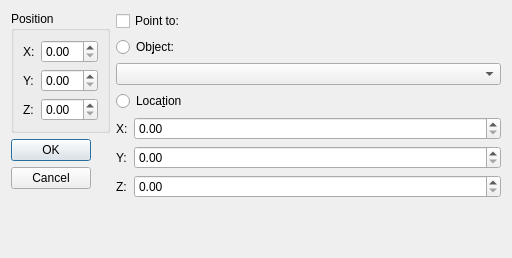
Qt form qtfred/ui/ObjectOrientationDialog.ui (scp-fs2open/fs2open.github.com) before a commit.
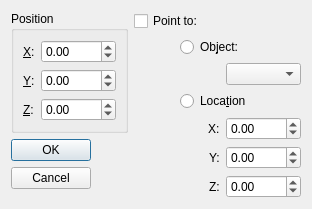
The same form after that commit.

Commit message: Add Object orientation and location editor

The edit to the form file:
```diff
--- a/qtfred/ui/ObjectOrientationDialog.ui
+++ b/qtfred/ui/ObjectOrientationDialog.ui
@@ -1,19 +1,28 @@
 <?xml version="1.0" encoding="UTF-8"?>
 <ui version="4.0">
- <class>Dialog</class>
- <widget class="QDialog" name="Dialog">
+ <class>fso::fred::dialogs::ObjectOrientEditorDialog</class>
+ <widget class="QDialog" name="fso::fred::dialogs::ObjectOrientEditorDialog">
+  <property name="windowModality">
+   <enum>Qt::WindowModal</enum>
+  </property>
+  <property name="enabled">
+   <bool>true</bool>
+  </property>
   <property name="geometry">
    <rect>
     <x>0</x>
     <y>0</y>
-    <width>512</width>
-    <height>258</height>
+    <width>515</width>
+    <height>272</height>
    </rect>
   </property>
   <property name="windowTitle">
    <string>Dialog</string>
   </property>
   <layout class="QGridLayout" name="gridLayout">
+   <property name="sizeConstraint">
+    <enum>QLayout::SetFixedSize</enum>
+   </property>
    <item row="0" column="0">
     <layout class="QVBoxLayout" name="verticalLayout_2">
      <item>
@@ -29,34 +38,67 @@
        </property>
        <layout class="QGridLayout" name="gridLayout_2">
         <item row="1" column="1">
-         <widget class="QDoubleSpinBox" name="doubleSpinBox_2"/>
+         <widget class="QDoubleSpinBox" name="position_y">
+          <property name="minimum">
+           <double>-9999.000000000000000</double>
+          </property>
+          <property name="maximum">
+           <double>9999.000000000000000</double>
+          </property>
+          <property name="value">
+           <double>0.000000000000000</double>
+          </property>
+         </widget>
         </item>
         <item row="0" column="1">
-         <widget class="QDoubleSpinBox" name="doubleSpinBox"/>
+         <widget class="QDoubleSpinBox" name="position_x">
+          <property name="minimum">
+           <double>-9999.000000000000000</double>
+          </property>
+          <property name="maximum">
+           <double>9999.000000000000000</double>
+          </property>
+         </widget>
         </item>
         <item row="1" column="0">
          <widget class="QLabel" name="label_2">
           <property name="text">
-           <string>Y:</string>
+           <string>&amp;Y:</string>
+          </property>
+          <property name="buddy">
+           <cstring>position_y</cstring>
           </property>
          </widget>
         </item>
         <item row="0" column="0">
          <widget class="QLabel" name="label">
           <property name="text">
-           <string>X:</string>
+           <string>&amp;X:</string>
+          </property>
+          <property name="buddy">
+           <cstring>position_x</cstring>
           </property>
          </widget>
         </item>
         <item row="2" column="0">
          <widget class="QLabel" name="label_3">
           <property name="text">
-           <string>Z:</string>
+           <string>&amp;Z:</string>
+          </property>
+          <property name="buddy">
+           <cstring>position_z</cstring>
           </property>
          </widget>
         </item>
         <item row="2" column="1">
-         <widget class="QDoubleSpinBox" name="doubleSpinBox_3"/>
+         <widget class="QDoubleSpinBox" name="position_z">
+          <property name="minimum">
+           <double>-9999.000000000000000</double>
+          </property>
+          <property name="maximum">
+           <double>9999.000000000000000</double>
+          </property>
+         </widget>
         </item>
        </layout>
       </widget>
@@ -77,64 +119,153 @@
     </layout>
    </item>
    <item row="0" column="1">
-    <layout class="QVBoxLayout" name="verticalLayout">
-     <item>
-      <widget class="QCheckBox" name="checkBox">
-       <property name="text">
-        <string>Point to:</string>
+    <layout class="QGridLayout" name="gridLayout_3" columnstretch="0,0,0">
+     <item row="1" column="0">
+      <spacer name="horizontalSpacer">
+       <property name="orientation">
+        <enum>Qt::Horizontal</enum>
        </property>
+       <property name="sizeType">
+        <enum>QSizePolicy::Fixed</enum>
+       </property>
+       <property name="sizeHint" stdset="0">
+        <size>
+         <width>40</width>
+         <height>20</height>
+        </size>
+       </property>
+      </spacer>
+     </item>
+     <item row="2" column="1">
+      <spacer name="horizontalSpacer_2">
+       <property name="orientation">
+        <enum>Qt::Horizontal</enum>
+       </property>
+       <property name="sizeType">
+        <enum>QSizePolicy::Fixed</enum>
+       </property>
+       <property name="sizeHint" stdset="0">
+        <size>
+         <width>40</width>
+         <height>20</height>
+        </size>
+       </property>
+      </spacer>
+     </item>
+     <item row="5" column="2">
+      <widget class="QDoubleSpinBox" name="location_x">
+       <property name="sizePolicy">
+        <sizepolicy hsizetype="Fixed" vsizetype="Fixed">
+         <horstretch>0</horstretch>
+         <verstretch>0</verstretch>
+        </sizepolicy>
+       </property>
+       <property name="minimum">
+        <double>-9999.000000000000000</double>
+       </property>
+       <property name="maximum">
+        <double>9999.000000000000000</double>
+       </property>
       </widget>
      </item>
-     <item>
-      <widget class="QRadioButton" name="radioButton">
-       <property name="text">
-        <string>Ob&amp;ject:</string>
+     <item row="6" column="2">
+      <widget class="QDoubleSpinBox" name="location_y">
+       <property name="sizePolicy">
+        <sizepolicy hsizetype="Fixed" vsizetype="Fixed">
+         <horstretch>0</horstretch>
+         <verstretch>0</verstretch>
+        </sizepolicy>
        </property>
+       <property name="minimum">
+        <double>-9999.000000000000000</double>
+       </property>
+       <property name="maximum">
+        <double>9999.000000000000000</double>
+       </property>
       </widget>
      </item>
-     <item>
-      <widget class="QComboBox" name="comboBox"/>
+     <item row="7" column="2">
+      <widget class="QDoubleSpinBox" name="location_z">
+       <property name="sizePolicy">
+        <sizepolicy hsizetype="Fixed" vsizetype="Fixed">
+         <horstretch>0</horstretch>
+         <verstretch>0</verstretch>
+        </sizepolicy>
+       </property>
+       <property name="minimum">
+        <double>-9999.000000000000000</double>
+       </property>
+       <property name="maximum">
+        <double>9999.000000000000000</double>
+       </property>
+      </widget>
      </item>
-     <item>
-      <widget class="QRadioButton" name="radioButton_2">
+     <item row="2" column="2">
+      <widget class="QComboBox" name="objectComboBox">
+       <property name="sizePolicy">
+        <sizepolicy hsizetype="Preferred" vsizetype="Fixed">
+         <horstretch>0</horstretch>
+         <verstretch>0</verstretch>
+        </sizepolicy>
+       </property>
+       <property name="minimumSize">
+        <size>
+         <width>0</width>
+         <height>0</height>
+        </size>
+       </property>
+      </widget>
+     </item>
+     <item row="3" column="1" colspan="2">
+      <widget class="QRadioButton" name="locationRadio">
        <property name="text">
         <string>Loca&amp;tion</string>
        </property>
       </widget>
      </item>
-     <item>
-      <layout class="QFormLayout" name="formLayout">
-       <item row="0" column="0">
-        <widget class="QLabel" name="label_4">
-         <property name="text">
-          <string>X:</string>
-         </property>
-        </widget>
-       </item>
-       <item row="0" column="1">
-        <widget class="QDoubleSpinBox" name="doubleSpinBox_4"/>
-       </item>
-       <item row="1" column="1">
-        <widget class="QDoubleSpinBox" name="doubleSpinBox_5"/>
-       </item>
-       <item row="2" column="1">
-        <widget class="QDoubleSpinBox" name="doubleSpinBox_6"/>
-       </item>
-       <item row="1" column="0">
-        <widget class="QLabel" name="label_5">
-         <property name="text">
-          <string>Y:</string>
-         </property>
-        </widget>
-       </item>
-       <item row="2" column="0">
-        <widget class="QLabel" name="label_6">
-         <property name="text">
-          <string>Z:</string>
-         </property>
-        </widget>
-       </item>
-      </layout>
+     <item row="1" column="1" colspan="2">
+      <widget class="QRadioButton" name="objectRadio">
+       <property name="text">
+        <string>Ob&amp;ject:</string>
+       </property>
+      </widget>
+     </item>
+     <item row="0" column="0" colspan="3">
+      <widget class="QCheckBox" name="pointToCheck">
+       <property name="text">
+        <string>Point to:</string>
+       </property>
+      </widget>
+     </item>
+     <item row="5" column="0" colspan="2" alignment="Qt::AlignRight">
+      <widget class="QLabel" name="label_4">
+       <property name="text">
+        <string>X:</string>
+       </property>
+       <property name="buddy">
+        <cstring>location_x</cstring>
+       </property>
+      </widget>
+     </item>
+     <item row="6" column="0" colspan="2" alignment="Qt::AlignRight">
+      <widget class="QLabel" name="label_5">
+       <property name="text">
+        <string>Y:</string>
+       </property>
+       <property name="buddy">
+        <cstring>location_y</cstring>
+       </property>
+      </widget>
+     </item>
+     <item row="7" column="0" colspan="2" alignment="Qt::AlignRight">
+      <widget class="QLabel" name="label_6">
+       <property name="text">
+        <string>Z:</string>
+       </property>
+       <property name="buddy">
+        <cstring>location_z</cstring>
+       </property>
+      </widget>
      </item>
     </layout>
    </item>
```
Left out of the diff: 9 changed lines with no effect on the pictures. The commit also changes 11 other files.
